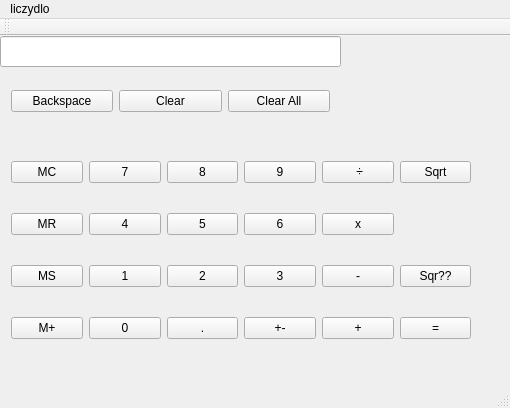
The window that liczydlo/mainwindow.ui (domi-nika60/Liczydlo-naukowe) describes before a commit, drawn with Qt 5.
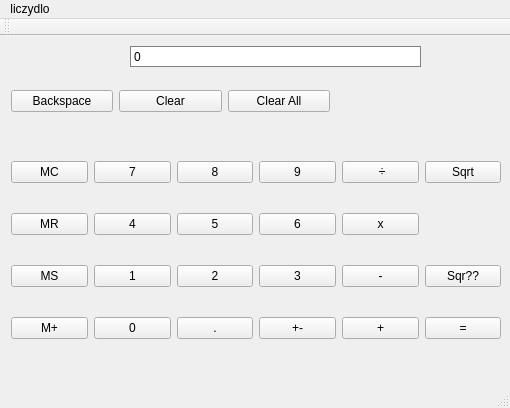
The same window after the commit.

The edit to the form file:
```diff
--- a/liczydlo/mainwindow.ui
+++ b/liczydlo/mainwindow.ui
@@ -19,7 +19,7 @@
      <rect>
       <x>0</x>
       <y>90</y>
-      <width>482</width>
+      <width>512</width>
       <height>251</height>
      </rect>
     </property>
@@ -223,17 +223,24 @@
      </item>
     </layout>
    </widget>
-   <widget class="QLineEdit" name="display">
+   <widget class="QLabel" name="label">
     <property name="geometry">
      <rect>
-      <x>0</x>
-      <y>0</y>
-      <width>341</width>
-      <height>31</height>
+      <x>130</x>
+      <y>10</y>
+      <width>291</width>
+      <height>21</height>
      </rect>
     </property>
+    <property name="styleSheet">
+     <string notr="true">QLabel {
+qproperty-alignment: 'AlignVCenter | AlignRight';
+border: 1px solid gray;
+background: white;
+}</string>
+    </property>
     <property name="text">
-     <string/>
+     <string>0</string>
     </property>
    </widget>
   </widget>
```
Left out of the diff: 2 changed lines with no effect on the pictures.
